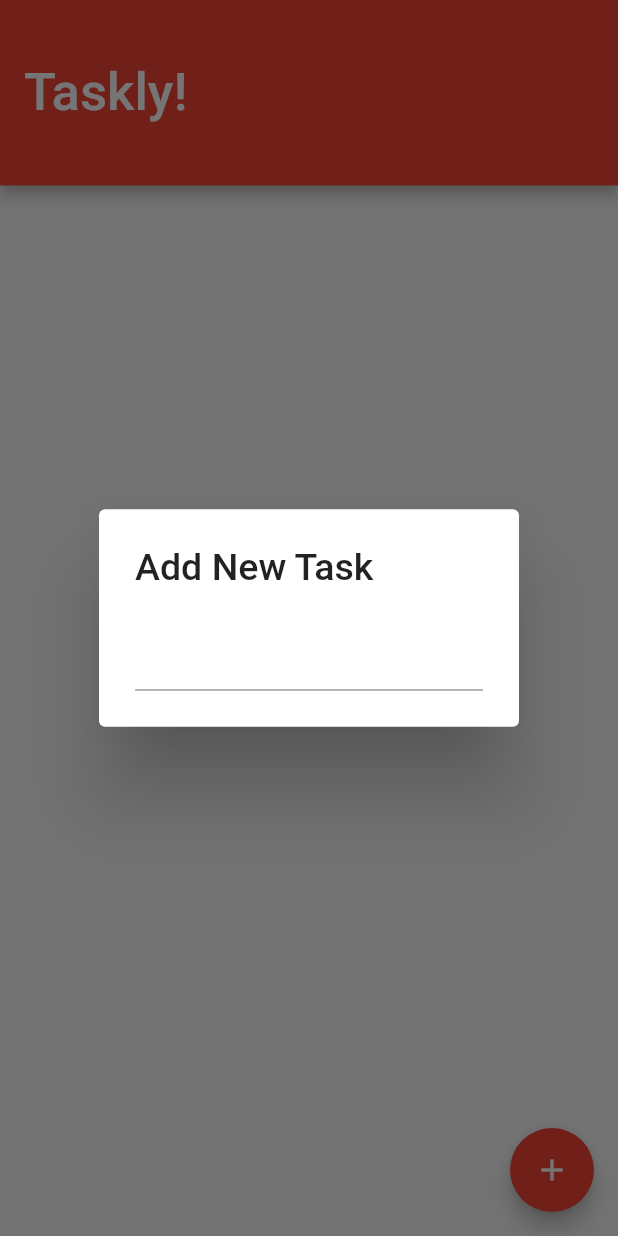
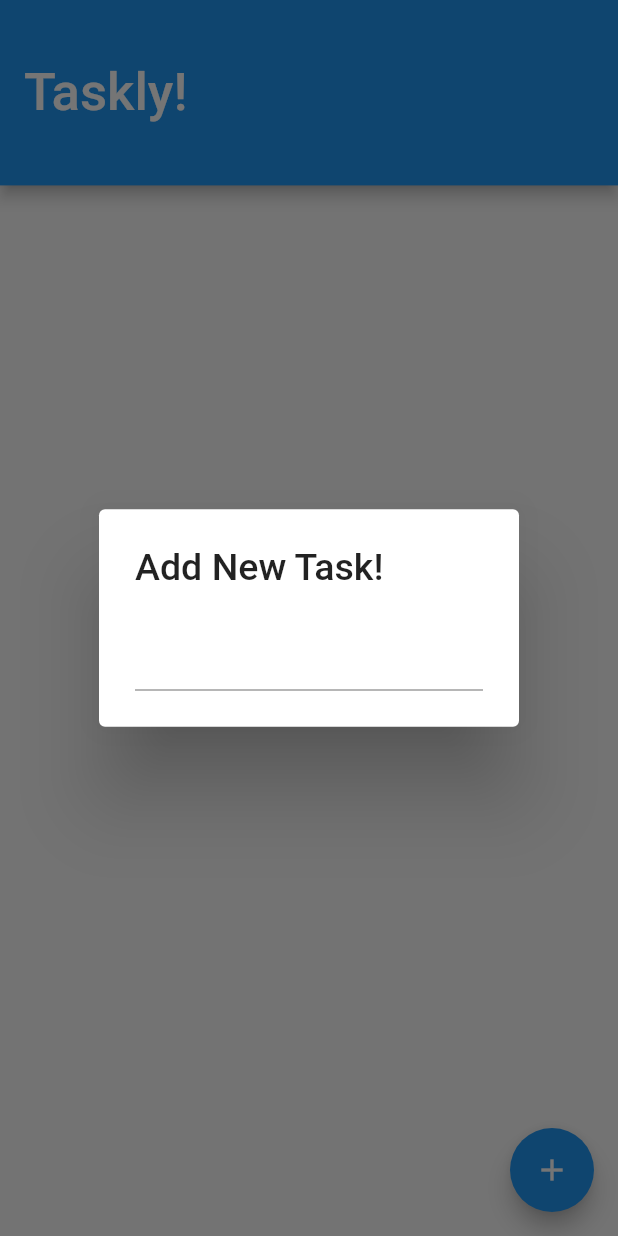
Before and after one commit to Shabbir-Poswal/Taskly-app, a Flutter app: the screen it shows after launch, after a tap on the "add" icon, on a phone screen of 412 x 824 dp. Run offline on Flutter 3.47's test engine with Material 2 defaults, Android fonts, the phone set to English and light mode, and no system bars; our stand-ins replace hive_flutter; accounts and stored records are empty.

Commit message:
theme change

```diff
--- a/lib/main.dart
+++ b/lib/main.dart
@@ -14,9 +14,9 @@ class MyApp extends StatelessWidget {
   @override
   Widget build(BuildContext context) {
     return MaterialApp(
-      title: 'Taskly!',
+      title: 'To do',
       theme: ThemeData(
-        primarySwatch: Colors.red,
+        primarySwatch: Colors.blue,
       ),
       home: HomePage(),
     );
--- a/lib/pages/home_page.dart
+++ b/lib/pages/home_page.dart
@@ -74,7 +74,7 @@ class _HomePageState extends State<HomePage> {
               task.done
                   ? Icons.check_box_outlined
                   : Icons.check_box_outline_blank,
-              color: Colors.red,
+              color: Colors.blueAccent,
             ),
             onTap: () {
               task.done = !task.done;
@@ -106,7 +106,10 @@ class _HomePageState extends State<HomePage> {
       context: context,
       builder: (BuildContext _context) {
         return AlertDialog(
-          title: const Text("Add New Task", style: TextStyle(fontSize: 25)),
+          title: const Text(
+            "Add New Task!",
+            style: TextStyle(fontSize: 25),
+          ),
           content: TextField(
             onSubmitted: (_) {
               if (_newTaskContent != null) {
```
